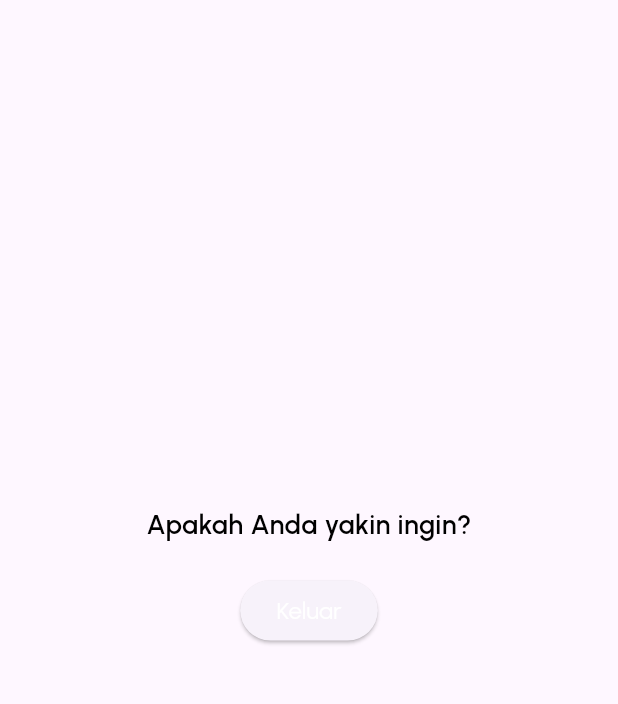
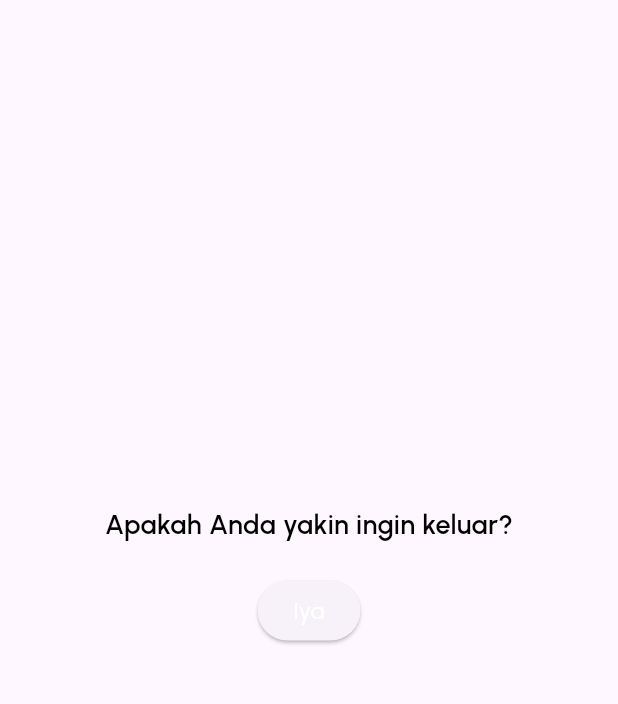
Before and after one commit to alvianfirdaus/EduScan, a Flutter app: the Settings screen opened by its route, after a tap on "Keluar", on a phone screen of 412 x 824 dp, the part 84-788 px from its top. Run offline on Flutter 3.47's test engine with Material 3 defaults, Android fonts, the phone set to English and light mode, and no system bars; our stand-ins replace camera, google_fonts.

```diff
--- a/lib/main.dart
+++ b/lib/main.dart
@@ -8,6 +8,6 @@ import 'package:myapp/routes/route.dart';
 void main() {
   runApp(MaterialApp(
     initialRoute: Routes.splash, // Rute awal aplikasi
-      routes: Routes.routes,
+    routes: Routes.routes,
   ));
 }
--- a/lib/pages/history_v1.dart
+++ b/lib/pages/history_v1.dart
@@ -27,7 +27,7 @@ class HistoryV extends StatelessWidget {
             'Urbanist',
             fontSize: 20,
             fontWeight: FontWeight.w600,
-            color: Color.fromARGB(255, 0, 0, 0),
+            color: Color(0xff4a4a4a),
           ),
         ),
         backgroundColor: Color.fromARGB(255, 255, 255, 255),
--- a/lib/pages/logout.dart
+++ b/lib/pages/logout.dart
@@ -34,21 +34,26 @@ class LogoutPage extends StatelessWidget {
         child: Column(
           mainAxisAlignment: MainAxisAlignment.center,
           children: [
-
-            CustomTextStyle(text: 'Apakah Anda yakin ingin?', fontSize: 18, fontWeight: FontWeight.w600),
-            SizedBox(height: 20,),
+            CustomTextStyle(
+                text: 'Apakah Anda yakin ingin keluar?',
+                fontSize: 18,
+                fontWeight: FontWeight.w600),
+            SizedBox(
+              height: 20,
+            ),
             ElevatedButton(
               onPressed: () {
                 Navigator.pushNamed(context, Routes.signIn);
               },
               style: ButtonStyle(
-                    shape: MaterialStateProperty.all<RoundedRectangleBorder>(
-                      RoundedRectangleBorder(
-                        borderRadius: BorderRadius.circular(100),
-                      ),
-                    ),
+                shape: MaterialStateProperty.all<RoundedRectangleBorder>(
+                  RoundedRectangleBorder(
+                    borderRadius: BorderRadius.circular(100),
                   ),
-              child: CustomTextStyle(text: 'Keluar', color: Colors.white, fontSize: 16),
+                ),
+              ),
+              child: CustomTextStyle(
+                  text: 'Iya', color: Colors.white, fontSize: 16),
             ),
           ],
         ),
--- a/lib/pages/settings.dart
+++ b/lib/pages/settings.dart
@@ -1,5 +1,3 @@
-
-
 import 'package:flutter/material.dart';
 import 'package:myapp/routes/route.dart';
 import 'package:myapp/utils.dart';
@@ -44,21 +42,12 @@ class _SettingsState extends State<Settings> {
     return ListView(
       padding: EdgeInsets.all(10),
       children: [
+        buildSettingItem('Tentang Kami',
+            'assets/images/mdi-about-circle-outline.png', '/about_us'),
+        buildSettingItem('Profile',
+            'assets/images/healthicons-ui-user-profile-4iL.png', '/profile'),
         buildSettingItem(
-          'Tentang Kami',
-          'assets/images/mdi-about-circle-outline.png',
-          '/about_us'
-        ),
-        buildSettingItem(
-          'Profile',
-          'assets/images/healthicons-ui-user-profile-4iL.png',
-          '/profile'
-        ),
-        buildSettingItem(
-          'Keluar',
-          'assets/images/humbleicons-logout.png',
-          '/logout'
-        ),
+            'Keluar', 'assets/images/humbleicons-logout.png', '/logout'),
       ],
     );
   }
--- a/pubspec.yaml
+++ b/pubspec.yaml
@@ -33,14 +33,14 @@ dependencies:
   flutter:
     sdk: flutter
   flutter_native_splash: ^2.3.5
-
-  # The following adds the Cupertino Icons font to your application.
-  # Use with the CupertinoIcons class for iOS style icons.
   cupertino_icons: ^1.0.6
   google_fonts: ^6.1.0
   camera: ^0.10.5+5
   google_mlkit_text_recognition: ^0.11.0
   permission_handler: ^11.0.1
+  flutter_animate: ^4.2.0+1
+  page_transition: ^2.1.0
+  provider: ^6.1.1
 
 dev_dependencies:
   flutter_test:
```
Also changed, not shown: pubspec.lock, 3 other files.
